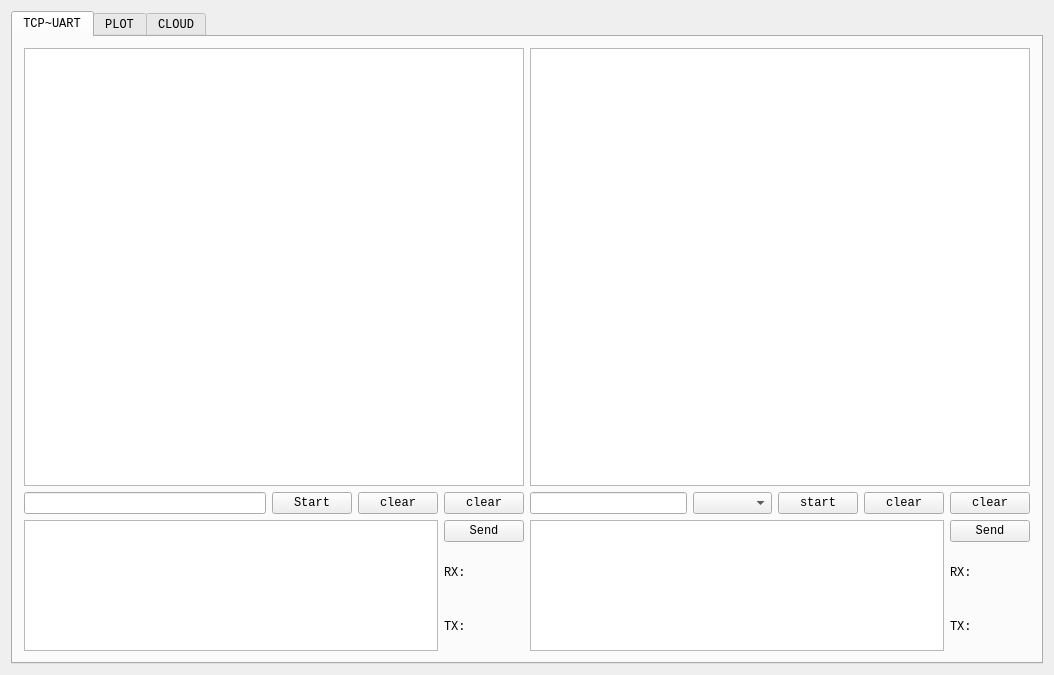
Qt form EasyBug/mainwindow.ui (157technology/EasyBug) before a commit.
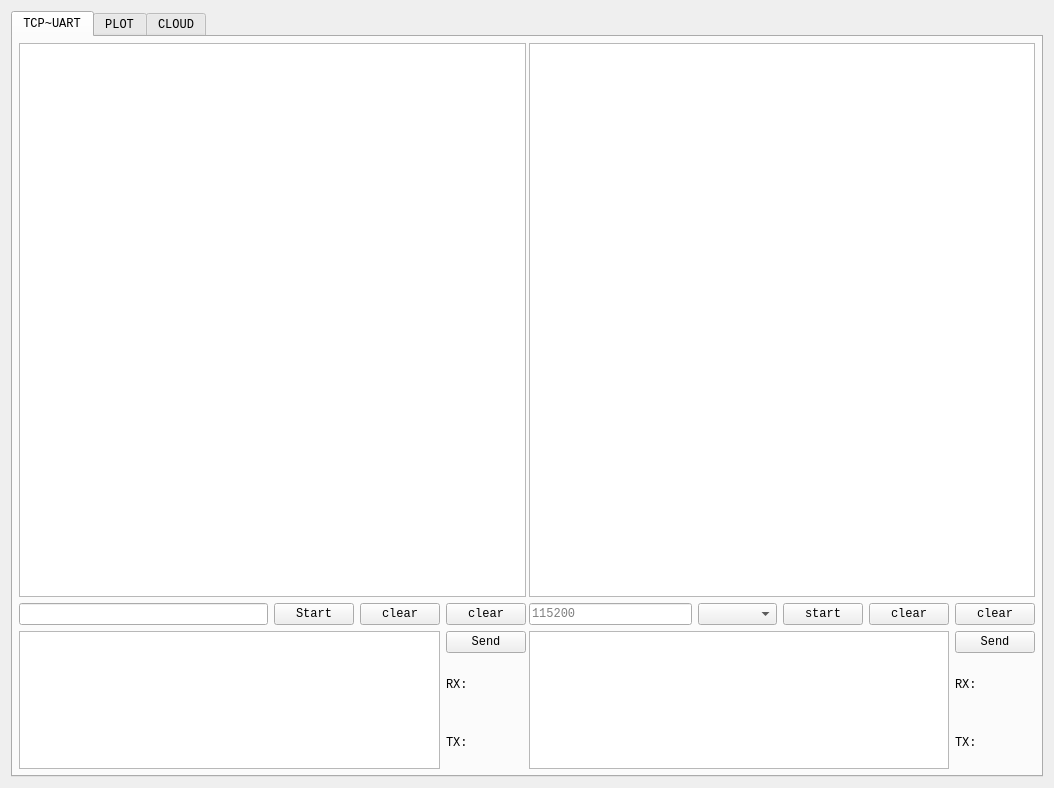
The same form after that commit. Custom widgets are drawn as their Qt base class.

What changed in the file:
```diff
--- a/EasyBug/mainwindow.ui
+++ b/EasyBug/mainwindow.ui
@@ -7,7 +7,7 @@
     <x>0</x>
     <y>0</y>
     <width>1054</width>
-    <height>675</height>
+    <height>788</height>
    </rect>
   </property>
   <property name="windowTitle">
@@ -29,9 +29,24 @@
        <attribute name="title">
         <string>TCP~UART</string>
        </attribute>
-       <layout class="QHBoxLayout" name="horizontalLayout_7">
+       <layout class="QHBoxLayout" name="horizontalLayout_7" stretch="1,1">
+        <property name="spacing">
+         <number>3</number>
+        </property>
+        <property name="leftMargin">
+         <number>6</number>
+        </property>
+        <property name="topMargin">
+         <number>6</number>
+        </property>
+        <property name="rightMargin">
+         <number>6</number>
+        </property>
+        <property name="bottomMargin">
+         <number>6</number>
+        </property>
         <item>
-         <layout class="QVBoxLayout" name="verticalLayout_3" stretch="10,1,3">
+         <layout class="QVBoxLayout" name="verticalLayout_3" stretch="12,1,3">
           <item>
            <widget class="QTextBrowser" name="TB_TCPshow">
             <property name="font">
@@ -104,14 +119,27 @@
          </layout>
         </item>
         <item>
-         <layout class="QVBoxLayout" name="verticalLayout_4" stretch="10,1,3">
+         <layout class="QVBoxLayout" name="verticalLayout_4" stretch="12,1,3">
           <item>
            <widget class="QTextBrowser" name="TB_Serialshow"/>
           </item>
           <item>
            <layout class="QHBoxLayout" name="horizontalLayout_2">
             <item>
-             <widget class="QLineEdit" name="LE_Serialbaud"/>
+             <widget class="QLineEdit" name="LE_Serialbaud">
+              <property name="inputMask">
+               <string/>
+              </property>
+              <property name="text">
+               <string/>
+              </property>
+              <property name="frame">
+               <bool>true</bool>
+              </property>
+              <property name="placeholderText">
+               <string extracomment="baud">115200</string>
+              </property>
+             </widget>
             </item>
             <item>
              <widget class="QComboBox" name="CB_Serial"/>
@@ -123,13 +151,6 @@
               </property>
              </widget>
             </item>
-            <item>
-             <widget class="QPushButton" name="PB_ClearSerialinput">
-              <property name="text">
-               <string>clear</string>
-              </property>
-             </widget>
-            </item>
             <item>
              <widget class="QPushButton" name="PB_ClearSerialshow">
               <property name="text">
@@ -137,6 +158,13 @@
               </property>
              </widget>
             </item>
+            <item>
+             <widget class="QPushButton" name="PB_ClearSerialinput">
+              <property name="text">
+               <string>clear</string>
+              </property>
+             </widget>
+            </item>
            </layout>
           </item>
           <item>
```
